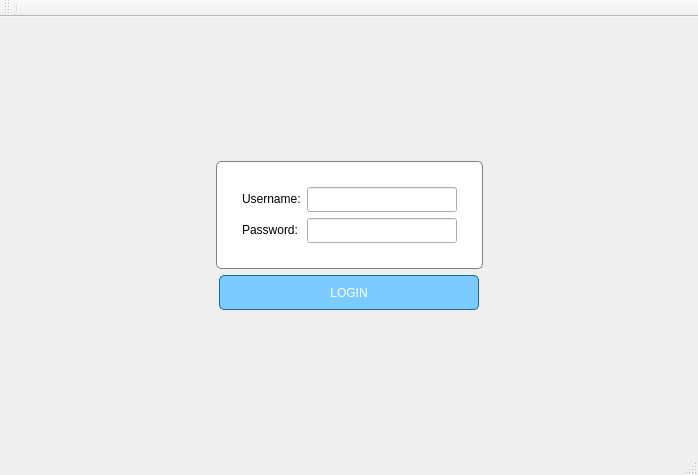
Above: mainwindow_login.ui from truongkutetk97/qt5_finalproject before the change. Below: the same form after it.
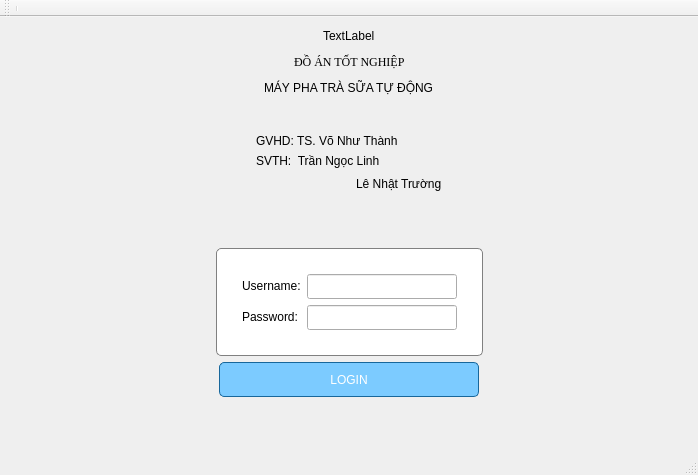
That is the form after the change.

Commit message: modified login windows

```diff
--- a/mainwindow_login.ui
+++ b/mainwindow_login.ui
@@ -20,7 +20,244 @@
    <string notr="true"/>
   </property>
   <widget class="QWidget" name="centralwidget">
-   <layout class="QVBoxLayout" name="verticalLayout">
+   <layout class="QVBoxLayout" name="verticalLayout_2">
+    <item>
+     <layout class="QHBoxLayout" name="horizontalLayout_3">
+      <item>
+       <spacer name="horizontalSpacer_5">
+        <property name="orientation">
+         <enum>Qt::Horizontal</enum>
+        </property>
+        <property name="sizeHint" stdset="0">
+         <size>
+          <width>40</width>
+          <height>20</height>
+         </size>
+        </property>
+       </spacer>
+      </item>
+      <item>
+       <widget class="QLabel" name="label">
+        <property name="styleSheet">
+         <string notr="true">
+</string>
+        </property>
+        <property name="text">
+         <string>TextLabel</string>
+        </property>
+       </widget>
+      </item>
+      <item>
+       <spacer name="horizontalSpacer_6">
+        <property name="orientation">
+         <enum>Qt::Horizontal</enum>
+        </property>
+        <property name="sizeHint" stdset="0">
+         <size>
+          <width>40</width>
+          <height>20</height>
+         </size>
+        </property>
+       </spacer>
+      </item>
+     </layout>
+    </item>
+    <item>
+     <layout class="QHBoxLayout" name="horizontalLayout_7">
+      <item>
+       <spacer name="horizontalSpacer_8">
+        <property name="orientation">
+         <enum>Qt::Horizontal</enum>
+        </property>
+        <property name="sizeHint" stdset="0">
+         <size>
+          <width>40</width>
+          <height>20</height>
+         </size>
+        </property>
+       </spacer>
+      </item>
+      <item>
+       <widget class="QLabel" name="label_2">
+        <property name="font">
+         <font>
+          <family>Times New Roman</family>
+         </font>
+        </property>
+        <property name="text">
+         <string>ĐỒ ÁN TỐT NGHIỆP</string>
+        </property>
+       </widget>
+      </item>
+      <item>
+       <spacer name="horizontalSpacer_7">
+        <property name="orientation">
+         <enum>Qt::Horizontal</enum>
+        </property>
+        <property name="sizeHint" stdset="0">
+         <size>
+          <width>40</width>
+          <height>20</height>
+         </size>
+        </property>
+       </spacer>
+      </item>
+     </layout>
+    </item>
+    <item>
+     <layout class="QHBoxLayout" name="horizontalLayout_5">
+      <item>
+       <spacer name="horizontalSpacer_9">
+        <property name="orientation">
+         <enum>Qt::Horizontal</enum>
+        </property>
+        <property name="sizeHint" stdset="0">
+         <size>
+          <width>40</width>
+          <height>20</height>
+         </size>
+        </property>
+       </spacer>
+      </item>
+      <item>
+       <widget class="QLabel" name="label_5">
+        <property name="text">
+         <string>MÁY PHA TRÀ SỮA TỰ ĐỘNG</string>
+        </property>
+       </widget>
+      </item>
+      <item>
+       <spacer name="horizontalSpacer_10">
+        <property name="orientation">
+         <enum>Qt::Horizontal</enum>
+        </property>
+        <property name="sizeHint" stdset="0">
+         <size>
+          <width>40</width>
+          <height>20</height>
+         </size>
+        </property>
+       </spacer>
+      </item>
+     </layout>
+    </item>
+    <item>
+     <spacer name="verticalSpacer_5">
+      <property name="orientation">
+       <enum>Qt::Vertical</enum>
+      </property>
+      <property name="sizeType">
+       <enum>QSizePolicy::Fixed</enum>
+      </property>
+      <property name="sizeHint" stdset="0">
+       <size>
+        <width>20</width>
+        <height>30</height>
+       </size>
+      </property>
+     </spacer>
+    </item>
+    <item>
+     <spacer name="verticalSpacer_3">
+      <property name="orientation">
+       <enum>Qt::Vertical</enum>
+      </property>
+      <property name="sizeHint" stdset="0">
+       <size>
+        <width>17</width>
+        <height>28</height>
+       </size>
+      </property>
+     </spacer>
+    </item>
+    <item>
+     <spacer name="verticalSpacer_4">
+      <property name="orientation">
+       <enum>Qt::Vertical</enum>
+      </property>
+      <property name="sizeHint" stdset="0">
+       <size>
+        <width>20</width>
+        <height>40</height>
+       </size>
+      </property>
+     </spacer>
+    </item>
+    <item>
+     <layout class="QHBoxLayout" name="horizontalLayout_6">
+      <item>
+       <spacer name="horizontalSpacer_11">
+        <property name="orientation">
+         <enum>Qt::Horizontal</enum>
+        </property>
+        <property name="sizeHint" stdset="0">
+         <size>
+          <width>40</width>
+          <height>20</height>
+         </size>
+        </property>
+       </spacer>
+      </item>
+      <item>
+       <layout class="QVBoxLayout" name="verticalLayout">
+        <item>
+         <widget class="QLabel" name="label_6">
+          <property name="text">
+           <string>GVHD: TS. Võ Như Thành</string>
+          </property>
+         </widget>
+        </item>
+        <item>
+         <widget class="QLabel" name="label_7">
+          <property name="text">
+           <string>SVTH:  Trần Ngọc Linh</string>
+          </property>
+         </widget>
+        </item>
+        <item>
+         <layout class="QHBoxLayout" name="horizontalLayout_4">
+          <item>
+           <spacer name="horizontalSpacer_13">
+            <property name="orientation">
+             <enum>Qt::Horizontal</enum>
+            </property>
+            <property name="sizeType">
+             <enum>QSizePolicy::Fixed</enum>
+            </property>
+            <property name="sizeHint" stdset="0">
+             <size>
+              <width>100</width>
+              <height>20</height>
+             </size>
+            </property>
+           </spacer>
+          </item>
+          <item>
+           <widget class="QLabel" name="label_8">
+            <property name="text">
+             <string>Lê Nhật Trường</string>
+            </property>
+           </widget>
+          </item>
+         </layout>
+        </item>
+       </layout>
+      </item>
+      <item>
+       <spacer name="horizontalSpacer_15">
+        <property name="orientation">
+         <enum>Qt::Horizontal</enum>
+        </property>
+        <property name="sizeHint" stdset="0">
+         <size>
+          <width>40</width>
+          <height>20</height>
+         </size>
+        </property>
+       </spacer>
+      </item>
+     </layout>
+    </item>
     <item>
      <spacer name="verticalSpacer">
       <property name="orientation">
```
Left out of the diff: 2 changed lines with no effect on the pictures. The commit also changes 9 other files.
